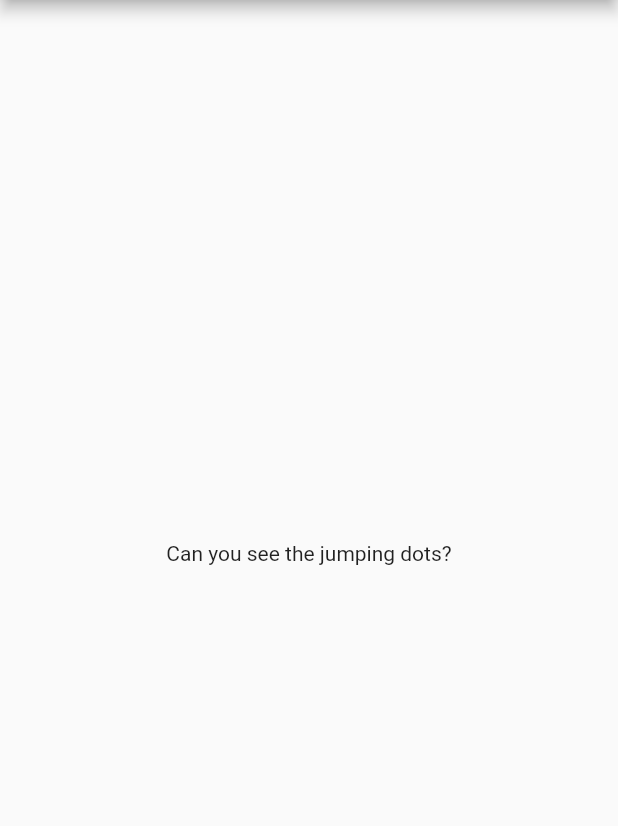
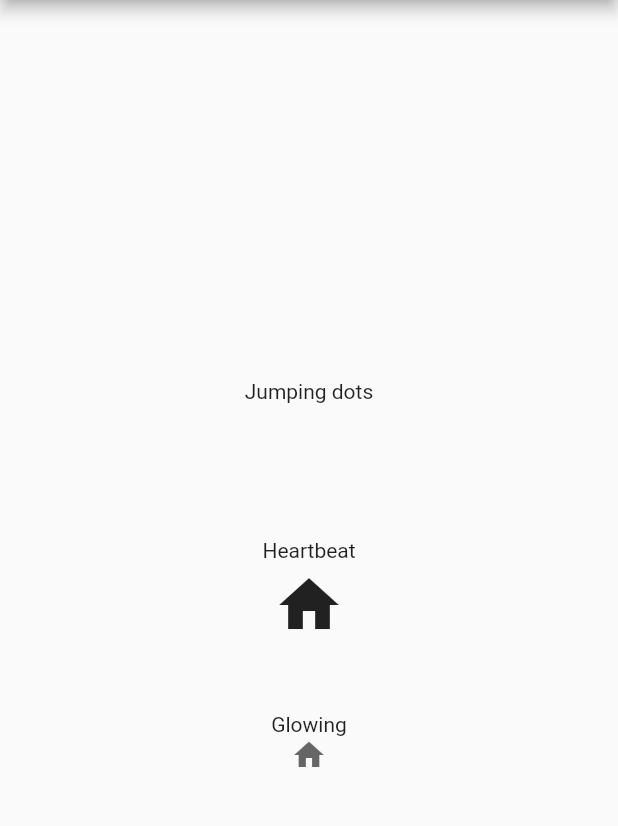
Before and after one commit to wal33d006/progress_indicators, a Flutter app: the screen it shows after launch, on a phone screen of 412 x 824 dp, the part 84-910 px from its top. Run offline on Flutter 3.47's test engine with Material 2 defaults, Android fonts, the phone set to English and light mode, and no system bars.

Commit message:
Add heartbeat and glowing indicators

```diff
--- a/example/lib/main.dart
+++ b/example/lib/main.dart
@@ -26,7 +26,6 @@ class MyHomePage extends StatefulWidget {
 }
 
 class _MyHomePageState extends State<MyHomePage> {
-
   @override
   Widget build(BuildContext context) {
     return new Scaffold(
@@ -37,10 +36,21 @@ class _MyHomePageState extends State<MyHomePage> {
         child: new Column(
           mainAxisAlignment: MainAxisAlignment.center,
           children: <Widget>[
-            new Text(
-              'Can you see the jumping dots?',
+            new Text('Jumping dots'),
+            JumpingDotsProgressIndicator(
+              fontSize: 20.0,
             ),
-            JumpingDotsProgressIndicator(),
+            SizedBox(height: 60.0),
+            new Text('Heartbeat'),
+            SizedBox(height: 16.0),
+            HeartbeatProgressIndicator(
+              child: Icon(Icons.home),
+            ),
+            SizedBox(height: 60.0),
+            new Text('Glowing'),
+            GlowingProgressIndicator(
+              child: Icon(Icons.home),
+            ),
           ],
         ),
       ),
--- a/lib/progress_indicators.dart
+++ b/lib/progress_indicators.dart
@@ -1,3 +1,4 @@
 library progress_indicators;
 
 export 'src/jumping_dots.dart';
+export 'src/simple_indicators.dart';
--- /dev/null
+++ b/lib/src/simple_indicators.dart
@@ -0,0 +1,115 @@
+import 'package:flutter/material.dart';
+
+class HeartbeatProgressIndicator extends StatefulWidget {
+  final Duration duration;
+  final double startScale;
+  final double endScale;
+  final Widget child;
+
+  HeartbeatProgressIndicator({
+    Duration duration,
+    this.startScale: 1.0,
+    this.endScale: 2.0,
+    @required this.child,
+  })  : this.duration = duration ?? Duration(milliseconds: 1000),
+        assert(child != null);
+
+  @override
+  _HeartbeatProgressIndicatorState createState() =>
+      _HeartbeatProgressIndicatorState();
+}
+
+class _HeartbeatProgressIndicatorState extends State<HeartbeatProgressIndicator>
+    with TickerProviderStateMixin {
+  Animation animation;
+  AnimationController controller;
+
+  initState() {
+    super.initState();
+    controller = _createOscillatingAnimationController(widget.duration, this);
+    animation = _createTweenAnimation(
+      controller,
+      begin: widget.startScale,
+      end: widget.endScale,
+      curve: Curves.elasticOut,
+    );
+    controller.forward();
+  }
+
+  @override
+  Widget build(BuildContext context) =>
+      ScaleTransition(scale: animation, child: widget.child);
+
+  dispose() {
+    controller.dispose();
+    super.dispose();
+  }
+}
+
+class GlowingProgressIndicator extends StatefulWidget {
+  final Duration duration;
+  final Widget child;
+
+  GlowingProgressIndicator({
+    Duration duration,
+    @required this.child,
+  })  : this.duration = duration ?? Duration(milliseconds: 1000),
+        assert(child != null);
+
+  @override
+  _GlowingProgressIndicatorState createState() =>
+      _GlowingProgressIndicatorState();
+}
+
+class _GlowingProgressIndicatorState extends State<GlowingProgressIndicator>
+    with TickerProviderStateMixin {
+  Animation animation;
+  AnimationController controller;
+
+  initState() {
+    super.initState();
+    controller = _createOscillatingAnimationController(widget.duration, this);
+    animation = _createTweenAnimation(
+      controller,
+      begin: 0.0,
+      end: 1.0,
+      curve: Curves.easeOut,
+    );
+    controller.forward();
+  }
+
+  @override
+  Widget build(BuildContext context) =>
+      FadeTransition(opacity: animation, child: widget.child);
+
+  dispose() {
+    controller.dispose();
+    super.dispose();
+  }
+}
+
+AnimationController _createOscillatingAnimationController(
+  Duration duration,
+  TickerProvider provider,
+) {
+  final AnimationController controller =
+      AnimationController(duration: duration, vsync: provider);
+  controller.addStatusListener((status) {
+    if (status == AnimationStatus.completed) {
+      controller.reverse();
+    } else if (status == AnimationStatus.dismissed) {
+      controller.forward();
+    }
+  });
+  return controller;
+}
+
+Animation _createTweenAnimation(
+  AnimationController controller, {
+  double begin: 1.0,
+  double end: 2.0,
+  Curve curve: Curves.easeOut,
+}) {
+  return Tween(begin: begin, end: end)
+      .animate(CurvedAnimation(parent: controller, curve: curve));
+}
```
